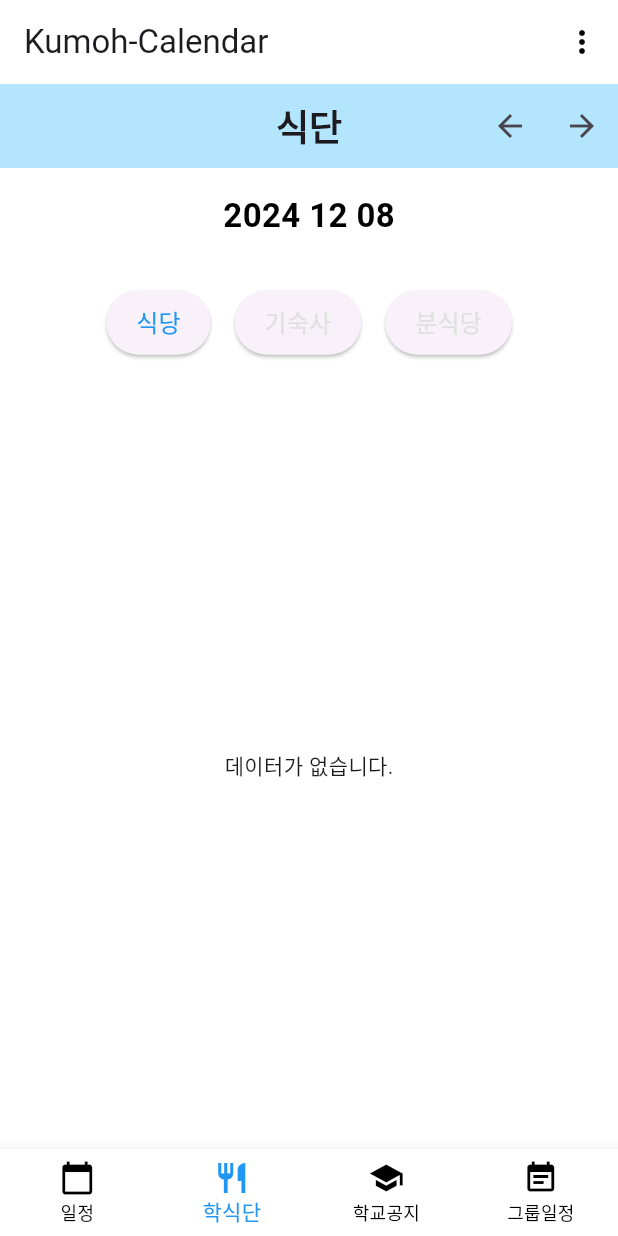
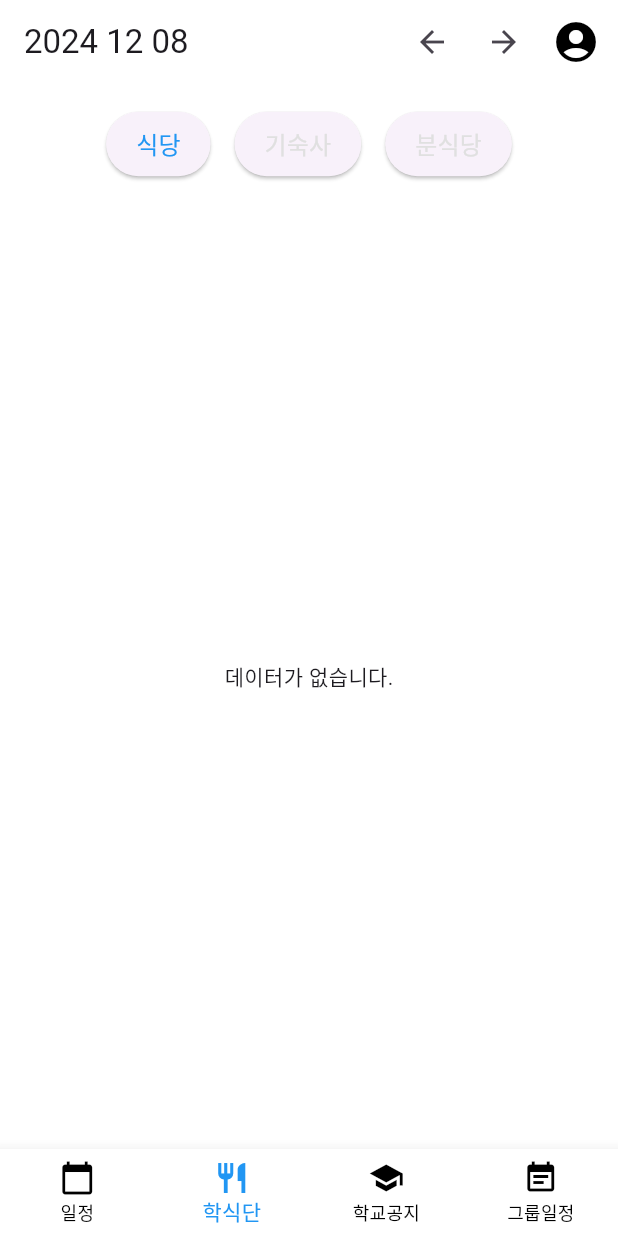
Before and after one commit to siwan9/Kumoh-Calendar, a Flutter app: the screen it shows once a user with an empty profile is signed in, item 2 of the bottom bar chosen, after a tap on the "arrow back" icon, on a phone screen of 412 x 824 dp. Run offline on Flutter 3.47's test engine with Material 3 defaults, Android fonts, the light colour scheme and no system bars; our stand-ins replace cloud_firestore, firebase_auth, firebase_core; accounts and stored records are empty; generated files the repository leaves out were written again.

Commit message:
fix: 디자인 정상화

```diff
--- a/lib/calendar_page/page.dart
+++ b/lib/calendar_page/page.dart
@@ -7,7 +7,11 @@ import '../data/schedule_data.dart';
 import 'service/schedule_service.dart';
 
 class CalendarPage extends StatefulWidget {
-  const CalendarPage({super.key});
+  const CalendarPage(
+      {super.key, required this.setTitle, required this.setMenu});
+
+  final Function(Widget) setTitle;
+  final Function(List<Widget>) setMenu;
 
   @override
   State<CalendarPage> createState() => _CalendarPageState();
@@ -19,7 +23,6 @@ class _CalendarPageState extends State<CalendarPage> {
 
   int _currentYear = DateTime.now().year;
   int _currentMonth = DateTime.now().month;
-  String _title = "0월";
 
   List<ScheduleData> _schedules = [];
 
@@ -31,9 +34,17 @@ class _CalendarPageState extends State<CalendarPage> {
   void initState() {
     super.initState();
     WidgetsBinding.instance.addPostFrameCallback((_) {
-      setState(() {
-        _title = "$_currentMonth월";
-      });
+      widget.setTitle(Text("$_currentMonth월"));
+      widget.setMenu([
+        IconButton(
+          icon: const Icon(Icons.arrow_back),
+          onPressed: _prevMonth,
+        ),
+        IconButton(
+          icon: const Icon(Icons.arrow_forward),
+          onPressed: _nextMonth,
+        ),
+      ]);
       _refresh();
     });
 
@@ -60,7 +71,7 @@ class _CalendarPageState extends State<CalendarPage> {
       } else {
         _currentMonth++;
       }
-      _title = "$_currentMonth월";
+      widget.setTitle(Text("$_currentMonth월"));
     });
   }
 
@@ -72,7 +83,7 @@ class _CalendarPageState extends State<CalendarPage> {
       } else {
         _currentMonth--;
       }
-      _title = "$_currentMonth월";
+      widget.setTitle(Text("$_currentMonth월"));
     });
   }
 
@@ -105,22 +116,7 @@ class _CalendarPageState extends State<CalendarPage> {
 
     return Scaffold(
       backgroundColor: Colors.white,
-      appBar: AppBar(
-        title: Text(_title),
-        actions: [
-          IconButton(
-            onPressed: _prevMonth,
-            icon: const Icon(Icons.arrow_back),
-          ),
-          IconButton(
-            onPressed: _nextMonth,
-            icon: const Icon(Icons.arrow_forward),
-          ),
-        ],
-        backgroundColor: Colors.white,
-      ),
-      body: Column(
-        children: [
+      body: Column(children: [
         Row(
           children: const ['일', '월', '화', '수', '목', '금', '토']
               .map((day) => Expanded(
--- a/lib/main.dart
+++ b/lib/main.dart
@@ -65,23 +65,44 @@ class HomePage extends StatefulWidget {
 
 class _HomePageState extends State<HomePage> {
   int _currentIndex = 0;
+  Widget _title = const Text('Kumoh-Calendar');
+  List<Widget> _actions = [];
 
-  final List<Widget> _pages = [
-    const CalendarPage(),
-    RestaurantTab(),
-    NoticePage(),
-    const MeetingSchedulePage(),
-  ];
+  void setTitle(Widget title) {
+    setState(() {
+      _title = title;
+    });
+  }
+
+  void setActions(List<Widget> actions) {
+    setState(() {
+      _actions = actions;
+    });
+  }
+
+  late List<Widget> _pages;
+
+  @override
+  void initState() {
+    super.initState();
+    _pages = [
+      CalendarPage(setTitle: setTitle, setMenu: setActions),
+      RestaurantTab(setTitle: setTitle, setMenu: setActions),
+      NoticePage(setTitle: setTitle, setMenu: setActions),
+      MeetingSchedulePage(setTitle: setTitle, setMenu: setActions),
+    ];
+  }
 
   @override
   Widget build(BuildContext context) {
     return Scaffold(
       appBar: AppBar(
-        title: const Text('Kumoh-Calendar'),
+        title: _title,
         backgroundColor: Colors.white,
         actions: [
+          ..._actions,
           IconButton(
-            icon: const Icon(Icons.more_vert, color: Colors.black), // 옵션 아이콘
+            icon: const Icon(Icons.account_circle, color: Colors.black, size: 32,), // 옵션 아이콘
             onPressed: () => Navigator.push(
               context,
               MaterialPageRoute(
@@ -89,6 +110,7 @@ class _HomePageState extends State<HomePage> {
               ),
             ), // 옵션 페이지로 이동
           ),
+          const SizedBox(width: 4),
         ],
       ),
       body: _pages[_currentIndex], // 현재 선택된 페이지 표시
--- a/lib/menu/ui/RestaurantTab.dart
+++ b/lib/menu/ui/RestaurantTab.dart
@@ -3,27 +3,16 @@ import 'package:flutter/material.dart';
 import 'package:intl/intl.dart';
 import 'package:kumoh_calendar/menu/service/MenuService.dart';
 import 'package:kumoh_calendar/menu/entity/Menu.dart';
-import 'package:firebase_core/firebase_core.dart';
-import 'package:kumoh_calendar/firebase_options.dart';
-
-Future<void> main() async {
-  WidgetsFlutterBinding.ensureInitialized();
-  await Firebase.initializeApp(
-    options: DefaultFirebaseOptions.currentPlatform,
-  );
-
-  runApp(MaterialApp(
-    theme: ThemeData(
-      primarySwatch: Colors.blue,
-      fontFamily: 'Roboto',
-    ),
-    home: RestaurantTab(),
-  ));
-}
 
 class RestaurantTab extends StatefulWidget {
+  const RestaurantTab(
+      {super.key, required this.setTitle, required this.setMenu});
+
+  final Function(Widget) setTitle;
+  final Function(List<Widget>) setMenu;
+
   @override
-  _RestaurantTabState createState() => _RestaurantTabState();
+  State<RestaurantTab> createState() => _RestaurantTabState();
 }
 
 class _RestaurantTabState extends State<RestaurantTab> {
@@ -38,40 +27,30 @@ class _RestaurantTabState extends State<RestaurantTab> {
   }
 
   @override
+  void initState() {
+    super.initState();
+    WidgetsBinding.instance.addPostFrameCallback((_) {
+      widget.setTitle(Text(formatDate(selectedDate)));
+      widget.setMenu([
+        IconButton(
+          icon: const Icon(Icons.arrow_back),
+          onPressed: _previousDay,
+        ),
+        IconButton(
+          icon: const Icon(Icons.arrow_forward),
+          onPressed: _nextDay,
+        ),
+      ]);
+    });
+  }
+
+  @override
   Widget build(BuildContext context) {
     return Scaffold(
-      appBar: AppBar(
-        backgroundColor: Colors.lightBlue[100],
-        title: Text('식단',
-            style: TextStyle(fontSize: 24, fontWeight: FontWeight.bold)),
-        centerTitle: true,
-        actions: [
-          IconButton(
-            icon: Icon(Icons.arrow_back),
-            onPressed: _previousDay,
-          ),
-          IconButton(
-            icon: Icon(Icons.arrow_forward),
-            onPressed: _nextDay,
-          ),
-        ],
-      ),
       body: Container(
         color: Colors.white,
         child: Column(
           children: [
-            // 날짜 표시
-            Padding(
-              padding: const EdgeInsets.all(16.0),
-              child: Text(
-                formatDate(selectedDate),
-                style: TextStyle(
-                    fontSize: 22,
-                    fontWeight: FontWeight.bold,
-                    color: Colors.black),
-              ),
-            ),
-
             // 상단 버튼: 식당/기숙사/분식당 선택
             Padding(
               padding: const EdgeInsets.all(16.0),
@@ -79,9 +58,9 @@ class _RestaurantTabState extends State<RestaurantTab> {
                 mainAxisAlignment: MainAxisAlignment.center,
                 children: [
                   _buildCategoryButton('식당'),
-                  SizedBox(width: 16),
+                  const SizedBox(width: 16),
                   _buildCategoryButton('기숙사'),
-                  SizedBox(width: 16),
+                  const SizedBox(width: 16),
                   _buildCategoryButton('분식당'),
                 ],
               ),
@@ -93,11 +72,11 @@ class _RestaurantTabState extends State<RestaurantTab> {
                 future: _getMenusForDay(selectedDate),
                 builder: (context, snapshot) {
                   if (snapshot.connectionState == ConnectionState.waiting) {
-                    return Center(child: CircularProgressIndicator());
+                    return const Center(child: CircularProgressIndicator());
                   } else if (snapshot.hasError) {
                     return Center(child: Text('오류가 발생했습니다: ${snapshot.error}'));
                   } else if (!snapshot.hasData || snapshot.data!.isEmpty) {
-                    return Center(child: Text('데이터가 없습니다.'));
+                    return const Center(child: Text('데이터가 없습니다.'));
                   } else {
                     // 데이터 필터링 및 렌더링
                     final groupedData = _groupMenusByRestaurant(snapshot.data!);
@@ -124,12 +103,12 @@ class _RestaurantTabState extends State<RestaurantTab> {
           selectedCategory = category;
         });
       },
-      child: Text(category, style: TextStyle(fontSize: 16)),
       style: ElevatedButton.styleFrom(
         foregroundColor:
             selectedCategory == category ? Colors.blue : Colors.grey[300],
-        padding: EdgeInsets.symmetric(horizontal: 20, vertical: 10),
+        padding: const EdgeInsets.symmetric(horizontal: 20, vertical: 10),
       ),
+      child: Text(category, style: const TextStyle(fontSize: 16)),
     );
   }
 
@@ -232,7 +211,7 @@ class _RestaurantTabState extends State<RestaurantTab> {
   Widget _buildSnackList(Map<String, Map<String, List<String>>> data) {
     final snackMenu = data["분식당"]?["일품요리"] ?? [];
     if (snackMenu.isEmpty) {
-      return Center(
+      return const Center(
           child: Text('분식당 메뉴가 없습니다.', style: TextStyle(fontSize: 16)));
     }
 
@@ -246,7 +225,7 @@ class _RestaurantTabState extends State<RestaurantTab> {
   Widget _buildRestaurantCard(
       String restaurantName, Map<String, List<String>> meals) {
     return Card(
-      margin: EdgeInsets.symmetric(vertical: 8, horizontal: 16),
+      margin: const EdgeInsets.symmetric(vertical: 8, horizontal: 16),
       elevation: 4,
       shape: RoundedRectangleBorder(borderRadius: BorderRadius.circular(12)),
       child: Padding(
@@ -255,7 +234,8 @@ class _RestaurantTabState extends State<RestaurantTab> {
           crossAxisAlignment: CrossAxisAlignment.start,
           children: [
             Text(restaurantName,
-                style: TextStyle(fontSize: 20, fontWeight: FontWeight.bold)),
+                style:
+                    const TextStyle(fontSize: 20, fontWeight: FontWeight.bold)),
             ..._buildMealRows(meals),
           ],
         ),
@@ -273,10 +253,11 @@ class _RestaurantTabState extends State<RestaurantTab> {
             crossAxisAlignment: CrossAxisAlignment.start,
             children: [
               Text(mealTime,
-                  style: TextStyle(fontSize: 18, fontWeight: FontWeight.bold)),
-              SizedBox(height: 8),
-              ...menuList
-                  .map((menu) => Text(menu, style: TextStyle(fontSize: 16))),
+                  style: const TextStyle(
+                      fontSize: 18, fontWeight: FontWeight.bold)),
+              const SizedBox(height: 8),
+              ...menuList.map(
+                  (menu) => Text(menu, style: const TextStyle(fontSize: 16))),
             ],
           ),
         ));
@@ -288,18 +269,20 @@ class _RestaurantTabState extends State<RestaurantTab> {
   void _previousDay() {
     setState(() {
       selectedDate = DateTime.parse(selectedDate)
-          .subtract(Duration(days: 1))
+          .subtract(const Duration(days: 1))
           .toString()
           .split(' ')[0];
+      widget.setTitle(Text(formatDate(selectedDate)));
     });
   }
 
   void _nextDay() {
     setState(() {
       selectedDate = DateTime.parse(selectedDate)
-          .add(Duration(days: 1))
+          .add(const Duration(days: 1))
           .toString()
           .split(' ')[0];
+      widget.setTitle(Text(formatDate(selectedDate)));
     });
   }
 }
```
Also changed, not shown: lib/meeting_page/meeting_schedule/page/meeting_schedule_page.dart (+24 -6 lines), lib/notice_page/ui/NoticeUI.dart (+12 -9 lines).
